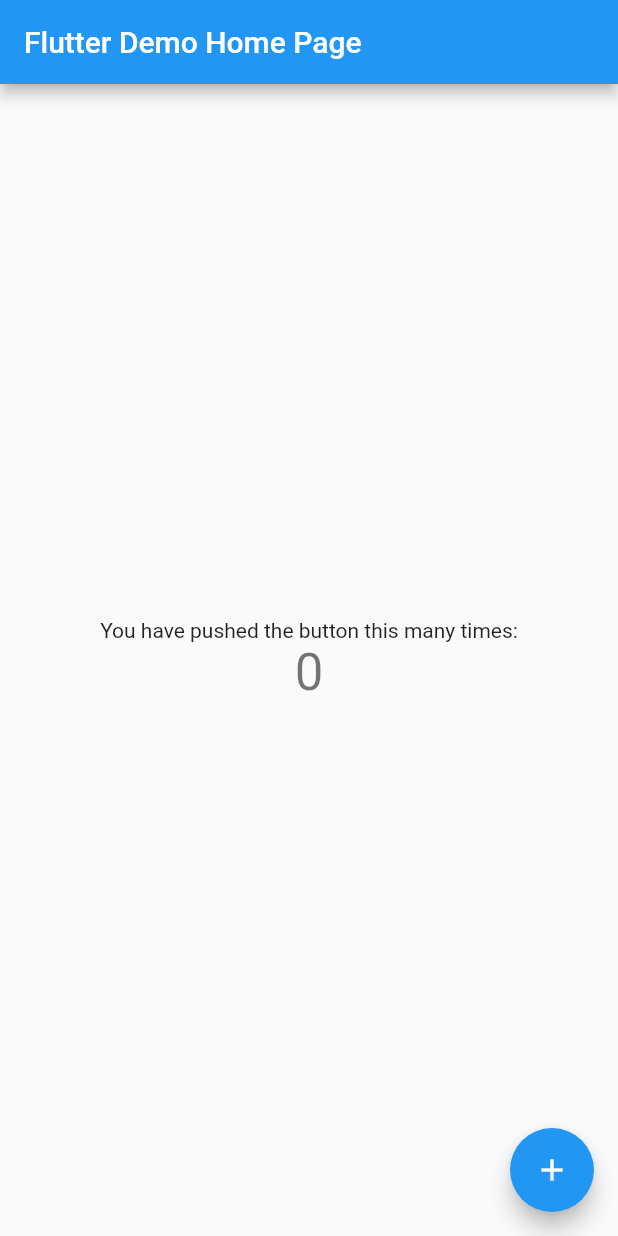
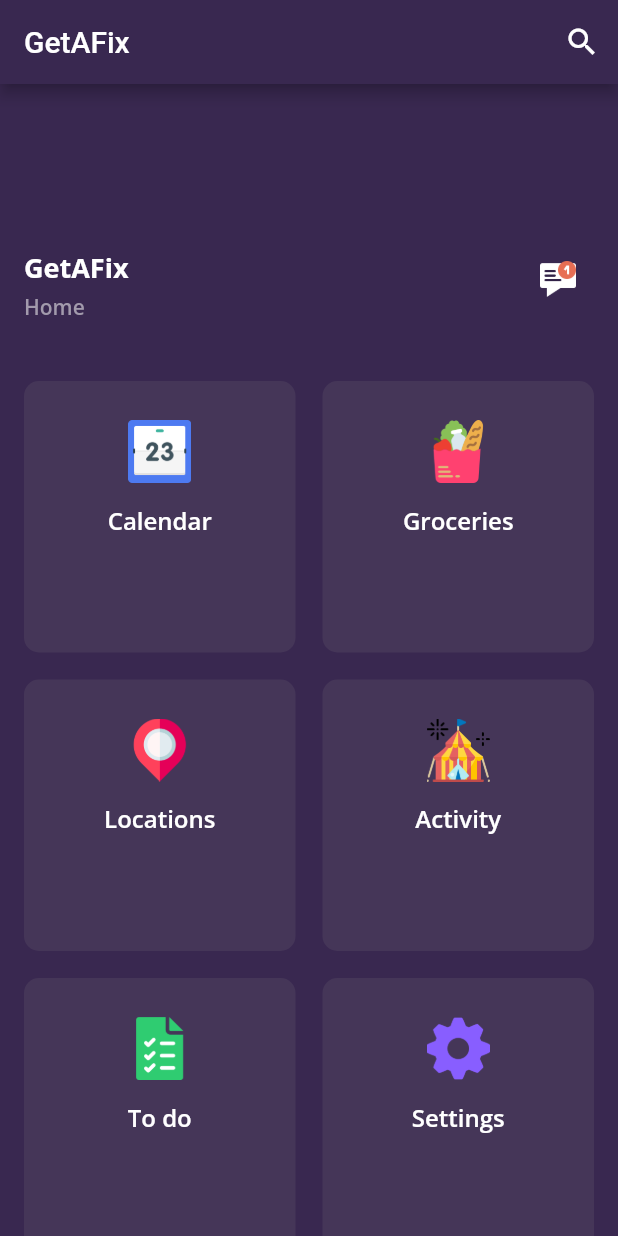
Before and after one commit to Dropcodee/fix-it-app, a Flutter app: the screen it shows after launch, on a phone screen of 412 x 824 dp. Run offline on Flutter 3.47's test engine with Material 2 defaults, Android fonts, the phone set to English and light mode, and no system bars; our stand-ins replace google_fonts.

Commit message:
Dashboard

```diff
--- /dev/null
+++ b/lib/dashboard/dash.dart
@@ -0,0 +1,109 @@
+import 'package:flutter/material.dart';
+import 'package:google_fonts/google_fonts.dart';
+import 'dashboard.dart';
+
+//void main() => runApp(MaterialApp(home: Home()));
+
+class Home extends StatefulWidget {
+  @override
+  HomeState createState() => new HomeState();
+}
+
+class HomeState extends State<Home> {
+  Icon cusIcon = Icon(Icons.search);
+  Widget cusSearchBar = Text("GetAFix");
+  @override
+  Widget build(BuildContext context) {
+    return Scaffold(
+      appBar: AppBar(
+        backgroundColor: Color(0xff392850),
+//        leading: IconButton(
+//          onPressed: () {
+//
+//          },
+//          icon: Icon(Icons.search),
+//        ),
+        actions: <Widget>[
+          IconButton(
+            onPressed: () {
+              setState(() {
+                if (this.cusIcon.icon == Icons.search) {
+                  this.cusIcon = Icon(Icons.cancel);
+                  this.cusSearchBar = TextField(
+                    textInputAction: TextInputAction.go,
+                    decoration: InputDecoration(
+                      border: InputBorder.none,
+                      hintText: "Search",
+                      hintStyle: TextStyle(fontSize: 16.0, color: Colors.white),
+                    ),
+                    style: TextStyle(color: Colors.white, fontSize: 16.0));
+                } else {
+                  this.cusIcon = Icon(Icons.search);
+                  this.cusSearchBar = Text("GetAFIx");
+                }
+              });
+            },
+            icon: cusIcon,
+          )
+        ],
+        title: cusSearchBar,
+      ),
+      backgroundColor: Color(0xff392850),
+      body: Column(
+        children: <Widget>[
+          SizedBox(
+            height: 110,
+          ),
+          Padding(
+            padding: EdgeInsets.only(left: 16, right: 16),
+            child: Row(
+              mainAxisAlignment: MainAxisAlignment.spaceBetween,
+              children: <Widget>[
+                Column(
+                  crossAxisAlignment: CrossAxisAlignment.start,
+                  children: <Widget>[
+                    Text(
+                      "GetAFix",
+                      style: GoogleFonts.openSans(
+                        textStyle: TextStyle(
+                          color: Colors.white,
+                          fontSize: 18,
+                          fontWeight: FontWeight.bold,
+                        ),
+                      ),
+                    ),
+                    SizedBox(
+                      height: 4,
+                    ),
+                    Text(
+                      "Home",
+                      style: GoogleFonts.openSans(
+                        textStyle: TextStyle(
+                          color: Color(0xffa29aac),
+                          fontSize: 14,
+                          fontWeight: FontWeight.w600,
+                        ),
+                      ),
+                    ),
+                  ],
+                ),
+                IconButton(
+                  alignment: Alignment.topCenter,
+                  icon: Image.asset(
+                    "assets/notification.png",
+                    width: 24,
+                  ),
+                  onPressed: () {},
+                )
+              ],
+            ),
+          ),
+          SizedBox(
+            height: 40,
+          ),
+          GridDashboard()
+        ],
+      ),
+    );
+  }
+}
--- /dev/null
+++ b/lib/dashboard/dashboard.dart
@@ -0,0 +1,121 @@
+import 'package:flutter/material.dart';
+import 'package:google_fonts/google_fonts.dart';
+
+class GridDashboard extends StatelessWidget {
+  Items item1 = new Items(
+    title: "Calendar",
+    subtitle: "",
+    event: "",
+    img: "assets/calendar.png",
+  );
+
+  Items item2 = new Items(
+    title: "Groceries",
+    subtitle: "",
+    event: "",
+    img: "assets/food.png",
+  );
+  Items item3 = new Items(
+    title: "Locations",
+    subtitle: "",
+    event: "",
+    img: "assets/map.png",
+  );
+  Items item4 = new Items(
+    title: "Activity",
+    subtitle: "",
+    event: "",
+    img: "assets/festival.png",
+  );
+  Items item5 = new Items(
+    title: "To do",
+    subtitle: "",
+    event: "",
+    img: "assets/todo.png",
+  );
+  Items item6 = new Items(
+    title: "Settings",
+    subtitle: "",
+    event: "",
+    img: "assets/setting.png",
+  );
+
+  @override
+  Widget build(BuildContext context) {
+    List<Items> myList = [item1, item2, item3, item4, item5, item6];
+    var color = 0xff453658;
+    return Flexible(
+      child: GridView.count(
+        childAspectRatio: 1.0,
+        padding: EdgeInsets.only(left: 16, right: 16),
+        crossAxisCount: 2,
+        crossAxisSpacing: 18,
+        mainAxisSpacing: 18,
+        children: myList.map((data) {
+          return Container(
+            decoration: BoxDecoration(
+              color: Color(color),
+              borderRadius: BorderRadius.circular(10),
+            ),
+            child: Column(
+              mainAxisAlignment: MainAxisAlignment.center,
+              children: <Widget>[
+                Image.asset(
+                  data.img,
+                  width: 42,
+                ),
+                SizedBox(
+                  height: 14,
+                ),
+                Text(
+                  data.title,
+                  style: GoogleFonts.openSans(
+                    textStyle: TextStyle(
+                      color: Colors.white,
+                      fontSize: 16,
+                      fontWeight: FontWeight.w600,
+                    ),
+                  ),
+                ),
+                SizedBox(
+                  height: 8,
+                ),
+                Text(
+                  data.subtitle,
+                  style: GoogleFonts.openSans(
+                    textStyle: TextStyle(
+                      color: Colors.white38,
+                      fontSize: 10,
+                      fontWeight: FontWeight.w600,
+                    ),
+                  ),
+                ),
+                SizedBox(
+                  height: 14,
+                ),
+                Text(
+                  data.event,
+                  style: GoogleFonts.openSans(
+                    textStyle: TextStyle(
+                      color: Colors.white70,
+                      fontSize: 11,
+                      fontWeight: FontWeight.w600,
+                    ),
+                  ),
+                ),
+              ],
+            ),
+          );
+        }).toList(),
+      ),
+    );
+  }
+}
+
+class Items {
+  String title;
+  String subtitle;
+  String event;
+  String img;
+  Items({this.title, this.subtitle, this.event, this.img});
+}
--- a/lib/main.dart
+++ b/lib/main.dart
@@ -1,111 +1,21 @@
 import 'package:flutter/material.dart';
+import 'dashboard/dash.dart';
 
 void main() => runApp(MyApp());
 
 class MyApp extends StatelessWidget {
-  // This widget is the root of your application.
   @override
   Widget build(BuildContext context) {
     return MaterialApp(
-      title: 'Flutter Demo',
-      theme: ThemeData(
-        // This is the theme of your application.
-        //
-        // Try running your application with "flutter run". You'll see the
-        // application has a blue toolbar. Then, without quitting the app, try
-        // changing the primarySwatch below to Colors.green and then invoke
-        // "hot reload" (press "r" in the console where you ran "flutter run",
-        // or simply save your changes to "hot reload" in a Flutter IDE).
-        // Notice that the counter didn't reset back to zero; the application
-        // is not restarted.
-        primarySwatch: Colors.blue,
+      title: 'Welcome to Flutter',
+      home: Scaffold(
+//        appBar: AppBar(
+//          title: Text('Welcome to Flutter'),
+//        ),
+        body: Center(
+          child: Home(),
+        ),
       ),
-      home: MyHomePage(title: 'Flutter Demo Home Page'),
     );
   }
 }
-
-class MyHomePage extends StatefulWidget {
-  MyHomePage({Key key, this.title}) : super(key: key);
-
-  // This widget is the home page of your application. It is stateful, meaning
-  // that it has a State object (defined below) that contains fields that affect
-  // how it looks.
-
-  // This class is the configuration for the state. It holds the values (in this
-  // case the title) provided by the parent (in this case the App widget) and
-  // used by the build method of the State. Fields in a Widget subclass are
-  // always marked "final".
-
-  final String title;
-
-  @override
-  _MyHomePageState createState() => _MyHomePageState();
-}
-
-class _MyHomePageState extends State<MyHomePage> {
-  int _counter = 0;
-
-  void _incrementCounter() {
-    setState(() {
-      // This call to setState tells the Flutter framework that something has
-      // changed in this State, which causes it to rerun the build method below
-      // so that the display can reflect the updated values. If we changed
-      // _counter without calling setState(), then the build method would not be
-      // called again, and so nothing would appear to happen.
-      _counter++;
-    });
-  }
-
-  @override
-  Widget build(BuildContext context) {
-    // This method is rerun every time setState is called, for instance as done
-    // by the _incrementCounter method above.
-    //
-    // The Flutter framework has been optimized to make rerunning build methods
-    // fast, so that you can just rebuild anything that needs updating rather
-    // than having to individually change instances of widgets.
-    return Scaffold(
-      appBar: AppBar(
-        // Here we take the value from the MyHomePage object that was created by
-        // the App.build method, and use it to set our appbar title.
-        title: Text(widget.title),
-      ),
-      body: Center(
-        // Center is a layout widget. It takes a single child and positions it
-        // in the middle of the parent.
-        child: Column(
-          // Column is also a layout widget. It takes a list of children and
-          // arranges them vertically. By default, it sizes itself to fit its
-          // children horizontally, and tries to be as tall as its parent.
-          //
-          // Invoke "debug painting" (press "p" in the console, choose the
-          // "Toggle Debug Paint" action from the Flutter Inspector in Android
-          // Studio, or the "Toggle Debug Paint" command in Visual Studio Code)
-          // to see the wireframe for each widget.
-          //
-          // Column has various properties to control how it sizes itself and
-          // how it positions its children. Here we use mainAxisAlignment to
-          // center the children vertically; the main axis here is the vertical
-          // axis because Columns are vertical (the cross axis would be
-          // horizontal).
-          mainAxisAlignment: MainAxisAlignment.center,
-          children: <Widget>[
-            Text(
-              'You have pushed the button this many times:',
-            ),
-            Text(
-              '$_counter',
-              style: Theme.of(context).textTheme.display1,
-            ),
-          ],
-        ),
-      ),
-      floatingActionButton: FloatingActionButton(
-        onPressed: _incrementCounter,
-        tooltip: 'Increment',
-        child: Icon(Icons.add),
-      ), // This trailing comma makes auto-formatting nicer for build methods.
-    );
-  }
-}
```
Also changed, not shown: pubspec.yaml (+11 -0 lines), assets/calendar.png (added), assets/festival.png (added), assets/food.png (added), assets/map.png (added), assets/notification.png (added), assets/setting.png (added), assets/todo.png (added), pubspec.lock.
